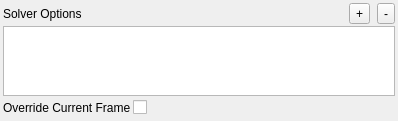
First picture: the form in python/mmSolver/tools/solver/widget/solver_legacy_widget.ui, repository david-cattermole/mayaMatchMoveSolver, before the edit.
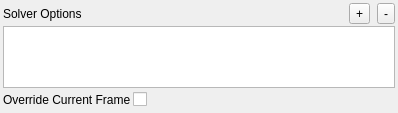
Second picture: the form after the edit.

Commit message: Fix Input and Output objects UI widget not expanding to show more vertical space.

What changed in the file:
```diff
--- a/python/mmSolver/tools/solver/widget/solver_legacy_widget.ui
+++ b/python/mmSolver/tools/solver/widget/solver_legacy_widget.ui
@@ -86,7 +86,7 @@
    <item>
     <widget class="QTableView" name="tableView">
      <property name="sizePolicy">
-      <sizepolicy hsizetype="Preferred" vsizetype="Preferred">
+      <sizepolicy hsizetype="Preferred" vsizetype="Ignored">
        <horstretch>0</horstretch>
        <verstretch>0</verstretch>
       </sizepolicy>
```
The commit also changes 1 other file.
